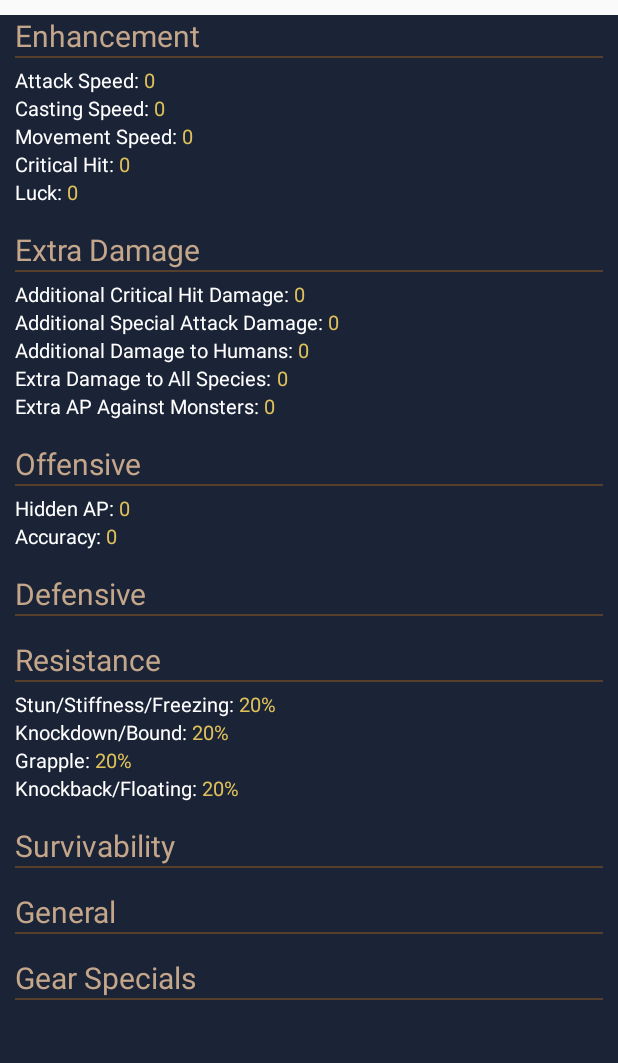
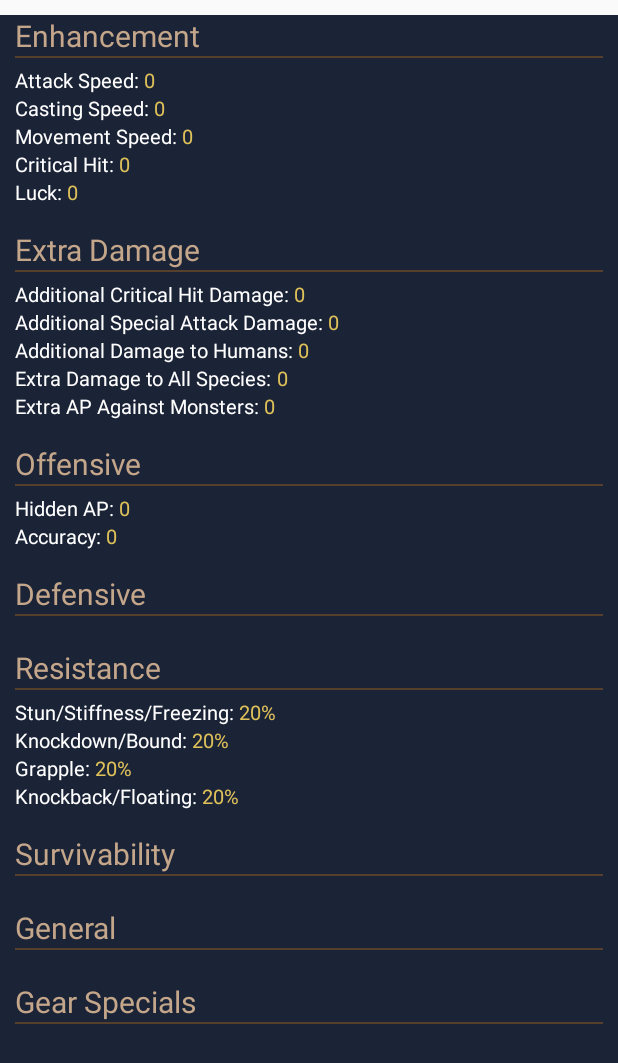
Before and after one commit to wigglewie/BDOPlanner, an Android app: the layout content_stats.xml on its own in the app's theme, with its tools: preview values and no code run, on a phone screen of 412 x 824 dp. Shown: the top 1063 px of the screen. Run offline under Robolectric (Android 15) with nearby library versions, the phone set to English and light mode, and no system bars.

Commit message:
changed content_gear

```diff
--- a/app/src/main/res/layout/content_stats.xml
+++ b/app/src/main/res/layout/content_stats.xml
@@ -160,12 +160,12 @@
         <View
             android:layout_width="match_parent"
             android:layout_height="1dp"
+            android:layout_marginBottom="5dp"
             android:background="@color/colorTitlesLine" />
 
         <LinearLayout
             android:layout_width="match_parent"
             android:layout_height="wrap_content"
-            android:layout_marginTop="5dp"
             android:orientation="horizontal">
 
             <TextView
@@ -176,7 +176,7 @@
                 android:textSize="13dp" />
 
             <TextView
-                android:id="@+id/text_stats_extra_critical_hit"
+                android:id="@+id/text_stats_extra_critical_damage"
                 android:layout_width="wrap_content"
                 android:layout_height="match_parent"
                 android:text="0"
@@ -220,7 +220,7 @@
                 android:textSize="13dp" />
 
             <TextView
-                android:id="@+id/text_extra_dmg_humans"
+                android:id="@+id/text_stats_extra_damage_humans"
                 android:layout_width="wrap_content"
                 android:layout_height="match_parent"
                 android:text="0"
@@ -242,7 +242,7 @@
                 android:textSize="13dp" />
 
             <TextView
-                android:id="@+id/text_stats_extra_dmg_all"
+                android:id="@+id/text_stats_extra_damag_all"
                 android:layout_width="wrap_content"
                 android:layout_height="match_parent"
                 android:text="0"
@@ -295,12 +295,12 @@
         <View
             android:layout_width="match_parent"
             android:layout_height="1dp"
+            android:layout_marginBottom="5dp"
             android:background="@color/colorTitlesLine" />
 
         <LinearLayout
             android:layout_width="match_parent"
             android:layout_height="wrap_content"
-            android:layout_marginTop="5dp"
             android:orientation="horizontal">
 
             <TextView
@@ -311,7 +311,7 @@
                 android:textSize="13dp" />
 
             <TextView
-                android:id="@+id/text_stats_hidden_ap"
+                android:id="@+id/text_stats_offensive_hidden_ap"
                 android:layout_width="wrap_content"
                 android:layout_height="match_parent"
                 android:text="0"
@@ -333,7 +333,7 @@
                 android:textSize="13dp" />
 
             <TextView
-                android:id="@+id/text_stats_accuracy"
+                android:id="@+id/text_stats_offensive_accuracy"
                 android:layout_width="wrap_content"
                 android:layout_height="match_parent"
                 android:text="0"
@@ -364,6 +364,7 @@
         <View
             android:layout_width="match_parent"
             android:layout_height="1dp"
+            android:layout_marginBottom="5dp"
             android:background="@color/colorTitlesLine" />
 
 
@@ -388,12 +389,12 @@
         <View
             android:layout_width="match_parent"
             android:layout_height="1dp"
+            android:layout_marginBottom="5dp"
             android:background="@color/colorTitlesLine" />
 
         <LinearLayout
             android:layout_width="match_parent"
             android:layout_height="wrap_content"
-            android:layout_marginTop="5dp"
             android:orientation="horizontal">
 
             <TextView
@@ -404,7 +405,7 @@
                 android:textSize="13dp" />
 
             <TextView
-                android:id="@+id/text_stats_stun"
+                android:id="@+id/text_stats_resistance_stun"
                 android:layout_width="wrap_content"
                 android:layout_height="match_parent"
                 android:text="20"
@@ -433,7 +434,7 @@
                 android:textSize="13dp" />
 
             <TextView
-                android:id="@+id/text_stats_knockdown"
+                android:id="@+id/text_stats_resistance_knockdown"
                 android:layout_width="wrap_content"
                 android:layout_height="match_parent"
                 android:text="20"
@@ -462,7 +463,7 @@
                 android:textSize="13dp" />
 
             <TextView
-                android:id="@+id/text_stats_grapple"
+                android:id="@+id/text_stats_resistance_grapple"
                 android:layout_width="wrap_content"
                 android:layout_height="match_parent"
                 android:text="20"
@@ -491,7 +492,7 @@
                 android:textSize="13dp" />
 
             <TextView
-                android:id="@+id/text_stats_knockback"
+                android:id="@+id/text_stats_resistance_knockback"
                 android:layout_width="wrap_content"
                 android:layout_height="match_parent"
                 android:text="20"
@@ -529,6 +530,7 @@
         <View
             android:layout_width="match_parent"
             android:layout_height="1dp"
+            android:layout_marginBottom="5dp"
             android:background="@color/colorTitlesLine" />
 
 
@@ -553,6 +555,7 @@
         <View
             android:layout_width="match_parent"
             android:layout_height="1dp"
+            android:layout_marginBottom="5dp"
             android:background="@color/colorTitlesLine" />
 
 
@@ -577,6 +580,7 @@
         <View
             android:layout_width="match_parent"
             android:layout_height="1dp"
+            android:layout_marginBottom="5dp"
             android:background="@color/colorTitlesLine" />
 
 
```
